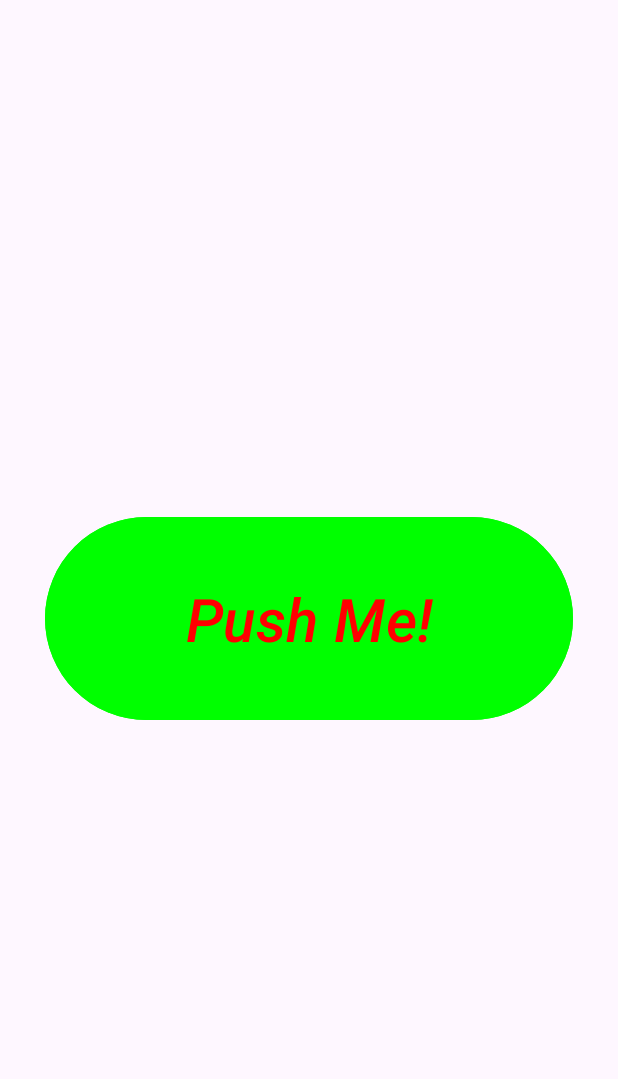
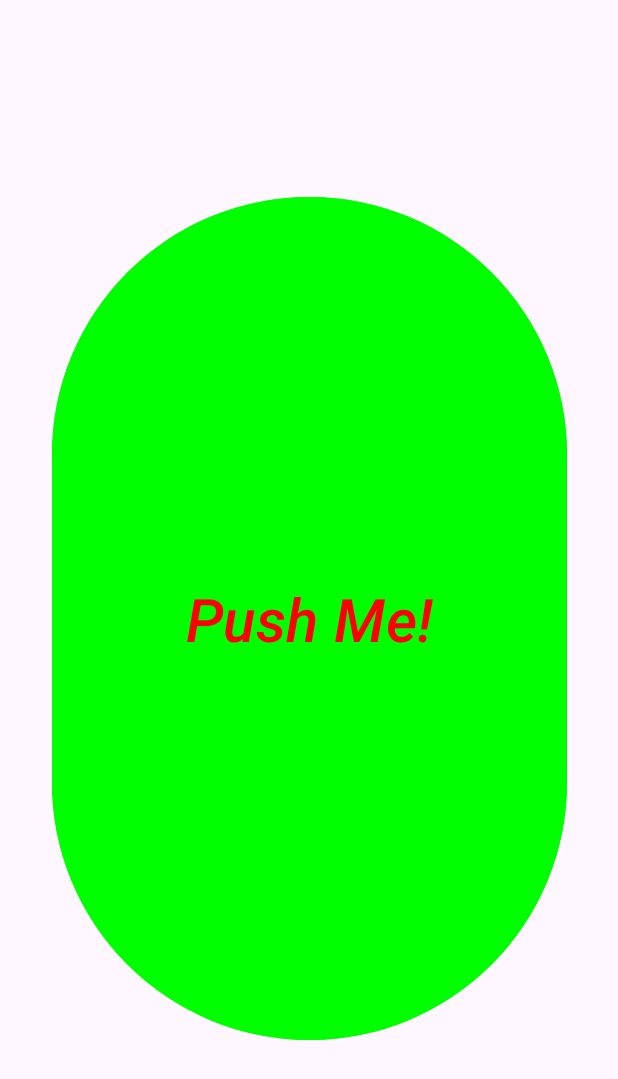
Before and after one commit to nonzinv/INFO448-BigGoButton, an Android app: the screen it shows after launch (MainActivity), on a phone screen of 412 x 824 dp. Shown: the top 1079 px of the screen. Run offline under Robolectric (Android 15) with nearby library versions, the phone set to English and light mode, and no system bars.

Commit message:
extra credits

```diff
--- a/app/src/main/java/edu/uw/ischool/nonzinv/biggobutton/MainActivity.kt
+++ b/app/src/main/java/edu/uw/ischool/nonzinv/biggobutton/MainActivity.kt
@@ -3,6 +3,7 @@ package edu.uw.ischool.nonzinv.biggobutton
 import android.graphics.Color
 import androidx.appcompat.app.AppCompatActivity
 import android.os.Bundle
+import android.view.animation.AnimationUtils
 import android.widget.Button
 import kotlin.random.Random
 
@@ -18,6 +19,7 @@ class MainActivity : AppCompatActivity() {
         button.setOnClickListener {
             counter++
             countButton()
+            animateButton()
         }
     }
 
@@ -37,4 +39,9 @@ class MainActivity : AppCompatActivity() {
     }
 
 
+    // the animation were modified based on examples that can be found on StackExchange.
+    private fun animateButton() {
+        val shakeButton = AnimationUtils.loadAnimation(this, R.anim.shake)
+        button.startAnimation(shakeButton)
+    }
 }
--- /dev/null
+++ b/app/src/main/res/anim/animate.xml
@@ -0,0 +1,4 @@
+<?xml version="1.0" encoding="utf-8"?>
+<cycleInterpolator
+    xmlns:android="http://schemas.android.com/apk/res/android"
+    android:cycles="5"/>
--- /dev/null
+++ b/app/src/main/res/anim/shake.xml
@@ -0,0 +1,8 @@
+<?xml version="1.0" encoding="utf-8"?>
+<set xmlns:android="http://schemas.android.com/apk/res/android">
+<translate
+    android:fromXDelta="-10%p"
+    android:toXDelta="10%p"
+    android:interpolator="@anim/animate"
+    android:duration="500"/>
+</set>
--- a/app/src/main/res/layout/activity_main.xml
+++ b/app/src/main/res/layout/activity_main.xml
@@ -8,10 +8,10 @@
 
     <Button
         android:id="@+id/button"
-        android:layout_width="352dp"
-        android:layout_height="143dp"
+        android:layout_width="343dp"
+        android:layout_height="570dp"
         android:backgroundTint="#00FF00"
-        android:text="Push Me!"
+        android:text="@string/push_me"
         android:textColor="#FF0000"
         android:textSize="40dp"
         android:textStyle="italic"
--- a/app/src/main/res/values/strings.xml
+++ b/app/src/main/res/values/strings.xml
@@ -1,3 +1,4 @@
 <resources>
     <string name="app_name">Big Go Button</string>
+    <string name="push_me">Push Me!</string>
 </resources>
```
